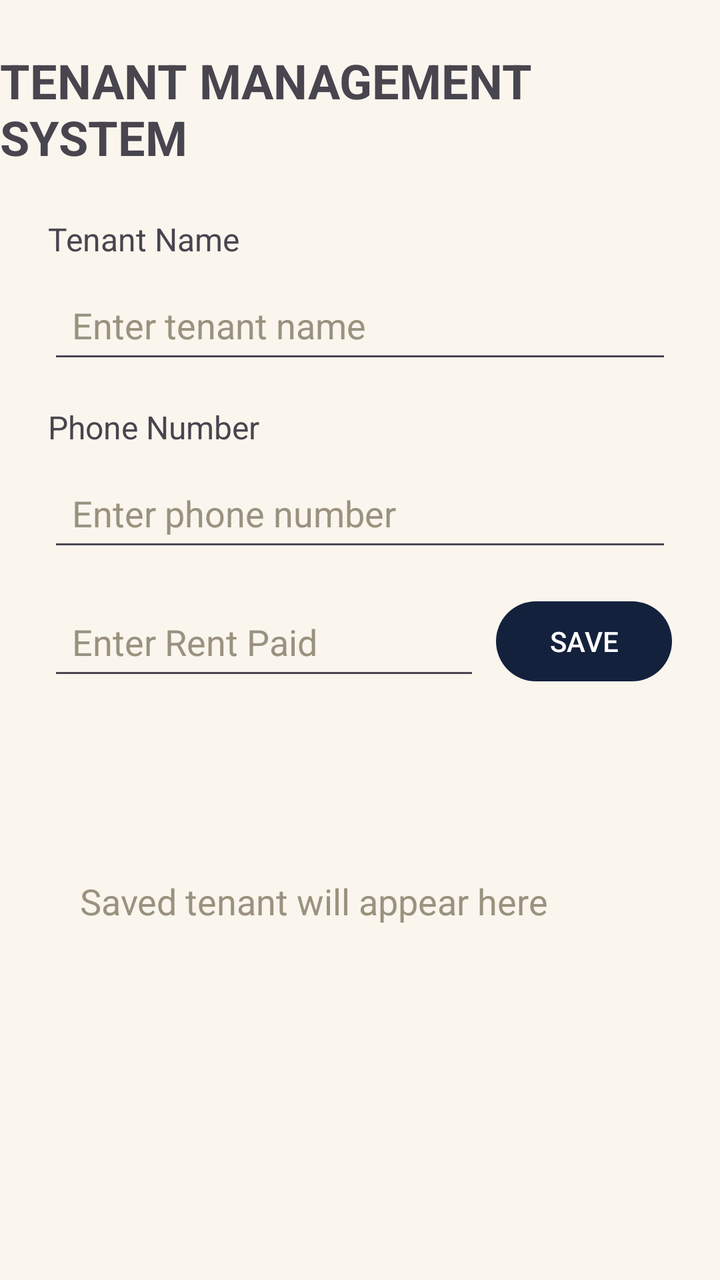
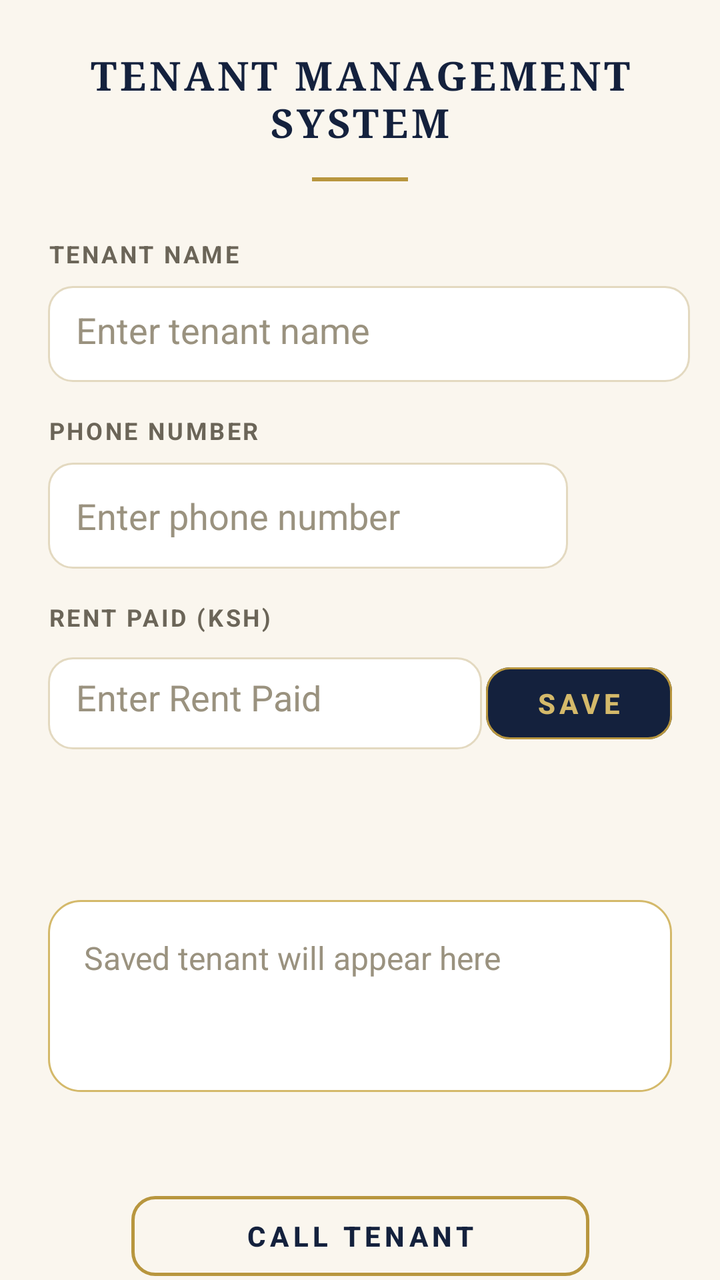

The first picture is an Android layout as it rendered before a commit; the second is the same layout after the commit. The layout source and the unified diff follow.
<!-- AndroidManifest.xml: application theme Theme.TenantManagementSystem -->
<!-- res/layout/activity_main.xml -->
<?xml version="1.0" encoding="utf-8"?>
<layout xmlns:android="http://schemas.android.com/apk/res/android"
    xmlns:app="http://schemas.android.com/apk/res-auto">

    <data>
        <variable
            name="tenant"
            type="com.example.tenantmanagementsystem190050.Tenant" />
    </data>

    <androidx.constraintlayout.widget.ConstraintLayout
        android:layout_width="match_parent"
        android:layout_height="match_parent">

        <TextView
            android:id="@+id/titleTextView"
            android:layout_width="wrap_content"
            android:layout_height="wrap_content"
            android:text="TENANT MANAGEMENT SYSTEM"
            android:textSize="24sp"
            android:textStyle="bold"
            android:layout_marginTop="24dp"
            app:layout_constraintTop_toTopOf="parent"
            app:layout_constraintStart_toStartOf="parent"
            app:layout_constraintEnd_toEndOf="parent" />

        <TextView
            android:id="@+id/tenantNameLabel"
            android:layout_width="wrap_content"
            android:layout_height="wrap_content"
            android:text="Tenant Name"
            android:textSize="16sp"
            android:layout_marginTop="24dp"
            android:layout_marginStart="24dp"
            app:layout_constraintTop_toBottomOf="@id/titleTextView"
            app:layout_constraintStart_toStartOf="parent" />

        <EditText
            android:id="@+id/tenantNameEditText"
            android:layout_width="0dp"
            android:layout_height="wrap_content"
            android:hint="Enter tenant name"
            android:minHeight="48dp"
            android:padding="12dp"
            android:layout_marginTop="8dp"
            android:layout_marginStart="24dp"
            android:layout_marginEnd="24dp"
            app:layout_constraintTop_toBottomOf="@id/tenantNameLabel"
            app:layout_constraintStart_toStartOf="parent"
            app:layout_constraintEnd_toEndOf="parent" />

        <TextView
            android:id="@+id/phoneLabel"
            android:layout_width="wrap_content"
            android:layout_height="wrap_content"
            android:text="Phone Number"
            android:textSize="16sp"
            android:layout_marginTop="16dp"
            android:layout_marginStart="24dp"
            app:layout_constraintTop_toBottomOf="@id/tenantNameEditText"
            app:layout_constraintStart_toStartOf="parent" />

        <EditText
            android:id="@+id/phoneEditText"
            android:layout_width="0dp"
            android:layout_height="wrap_content"
            android:hint="Enter phone number"
            android:inputType="phone"
            android:minHeight="48dp"
            android:padding="12dp"
            android:layout_marginTop="8dp"
            android:layout_marginStart="24dp"
            android:layout_marginEnd="24dp"
            app:layout_constraintTop_toBottomOf="@id/phoneLabel"
            app:layout_constraintStart_toStartOf="parent"
            app:layout_constraintEnd_toEndOf="parent" />

        <EditText
            android:id="@+id/rentEditText"
            android:layout_width="0dp"
            android:layout_height="wrap_content"
            android:hint="Enter Rent Paid"
            android:inputType="numberDecimal"
            android:minHeight="48dp"
            android:padding="12dp"
            android:layout_marginStart="24dp"
            android:layout_marginTop="16dp"
            android:layout_marginEnd="8dp"
            app:layout_constraintTop_toBottomOf="@id/phoneEditText"
            app:layout_constraintStart_toStartOf="parent"
            app:layout_constraintEnd_toStartOf="@id/saveButton" />

        <Button
            android:id="@+id/saveButton"
            android:layout_width="wrap_content"
            android:layout_height="wrap_content"
            android:text="SAVE"
            android:layout_marginEnd="24dp"
            app:layout_constraintTop_toTopOf="@id/rentEditText"
            app:layout_constraintEnd_toEndOf="parent" />

        <TextView
            android:id="@+id/tenantNameBig"
            android:layout_width="0dp"
            android:layout_height="wrap_content"
            android:text="@{tenant.name}"
            android:textSize="28sp"
            android:textStyle="bold"
            android:layout_marginTop="16dp"
            android:layout_marginStart="24dp"
            android:layout_marginEnd="24dp"
            app:layout_constraintTop_toBottomOf="@id/rentEditText"
            app:layout_constraintStart_toStartOf="parent"
            app:layout_constraintEnd_toEndOf="parent" />

        <TextView
            android:id="@+id/tenantResultTextView"
            android:layout_width="0dp"
            android:layout_height="wrap_content"
            android:text="@{tenant.summary()}"
            android:hint="Saved tenant will appear here"
            android:textSize="18sp"
            android:padding="16dp"
            android:layout_margin="24dp"
            app:layout_constraintTop_toBottomOf="@id/tenantNameBig"
            app:layout_constraintStart_toStartOf="parent"
            app:layout_constraintEnd_toEndOf="parent" />

    </androidx.constraintlayout.widget.ConstraintLayout>
</layout>
<!-- resources referenced by this layout -->
<resources>
  <style name="Theme.TenantManagementSystem" parent="Theme.Material3.Light.NoActionBar">
          <item name="colorPrimary">@color/royal_navy</item>
          <item name="android:windowBackground">@color/ivory</item>
          <item name="android:statusBarColor">@color/ivory</item>
          <item name="android:windowLightStatusBar">true</item>
          <item name="android:textColorHint">#9A927F</item>
      </style>
  <color name="royal_navy">#14213D</color>
  <color name="ivory">#FAF6EE</color>
</resources>

<!-- the commit's change to res/layout/activity_main.xml (unified diff, before → after) -->
@@ -1,5 +1,6 @@
 <?xml version="1.0" encoding="utf-8"?>
-<layout xmlns:android="http://schemas.android.com/apk/res/android"
+<layout xmlns:tools="http://schemas.android.com/tools"
+    xmlns:android="http://schemas.android.com/apk/res/android"
     xmlns:app="http://schemas.android.com/apk/res-auto">
 
     <data>
@@ -10,17 +11,34 @@
 
     <androidx.constraintlayout.widget.ConstraintLayout
         android:layout_width="match_parent"
-        android:layout_height="match_parent">
+        android:layout_height="match_parent"
+        android:fitsSystemWindows="true">
 
         <TextView
             android:id="@+id/titleTextView"
-            android:layout_width="wrap_content"
+            android:layout_width="0dp"
             android:layout_height="wrap_content"
             android:text="TENANT MANAGEMENT SYSTEM"
-            android:textSize="24sp"
-            android:textStyle="bold"
+            android:textAlignment="center"
+            android:fontFamily="serif"
+            android:textStyle="bold"
+            android:textSize="20sp"
+            android:letterSpacing="0.08"
+            android:textColor="@color/royal_navy"
             android:layout_marginTop="24dp"
+            android:layout_marginStart="24dp"
+            android:layout_marginEnd="24dp"
             app:layout_constraintTop_toTopOf="parent"
+            app:layout_constraintStart_toStartOf="parent"
+            app:layout_constraintEnd_toEndOf="parent" />
+
+        <View
+            android:id="@+id/dividerView"
+            android:layout_width="48dp"
+            android:layout_height="2dp"
+            android:background="@color/royal_gold"
+            android:layout_marginTop="14dp"
+            app:layout_constraintTop_toBottomOf="@id/titleTextView"
             app:layout_constraintStart_toStartOf="parent"
             app:layout_constraintEnd_toEndOf="parent" />
 
@@ -29,32 +47,43 @@
             android:layout_width="wrap_content"
             android:layout_height="wrap_content"
             android:text="Tenant Name"
-            android:textSize="16sp"
-            android:layout_marginTop="24dp"
-            android:layout_marginStart="24dp"
-            app:layout_constraintTop_toBottomOf="@id/titleTextView"
+            android:textAllCaps="true"
+            android:textSize="12sp"
+            android:textStyle="bold"
+            android:letterSpacing="0.1"
+            android:textColor="@color/ink_muted"
+            android:layout_marginTop="28dp"
+            android:layout_marginStart="24dp"
+            app:layout_constraintTop_toBottomOf="@id/dividerView"
             app:layout_constraintStart_toStartOf="parent" />
 
         <EditText
             android:id="@+id/tenantNameEditText"
-            android:layout_width="0dp"
-            android:layout_height="wrap_content"
+            android:layout_width="321dp"
+            android:layout_height="48dp"
+            android:layout_marginStart="24dp"
+            android:layout_marginTop="8dp"
+            android:layout_marginEnd="24dp"
+            android:background="@drawable/bg_input"
             android:hint="Enter tenant name"
-            android:minHeight="48dp"
-            android:padding="12dp"
-            android:layout_marginTop="8dp"
-            android:layout_marginStart="24dp"
-            android:layout_marginEnd="24dp"
-            app:layout_constraintTop_toBottomOf="@id/tenantNameLabel"
-            app:layout_constraintStart_toStartOf="parent"
-            app:layout_constraintEnd_toEndOf="parent" />
+            android:minHeight="52dp"
+            android:padding="14dp"
+            android:textColor="@color/ink"
+            app:layout_constraintEnd_toEndOf="parent"
+            app:layout_constraintHorizontal_bias="0.0"
+            app:layout_constraintStart_toStartOf="parent"
+            app:layout_constraintTop_toBottomOf="@id/tenantNameLabel" />
 
         <TextView
             android:id="@+id/phoneLabel"
             android:layout_width="wrap_content"
             android:layout_height="wrap_content"
             android:text="Phone Number"
-            android:textSize="16sp"
+            android:textAllCaps="true"
+            android:textSize="12sp"
+            android:textStyle="bold"
+            android:letterSpacing="0.1"
+            android:textColor="@color/ink_muted"
             android:layout_marginTop="16dp"
             android:layout_marginStart="24dp"
             app:layout_constraintTop_toBottomOf="@id/tenantNameEditText"
@@ -62,51 +91,84 @@
 
         <EditText
             android:id="@+id/phoneEditText"
-            android:layout_width="0dp"
-            android:layout_height="wrap_content"
+            android:layout_width="260dp"
+            android:layout_height="53dp"
+            android:layout_marginStart="24dp"
+            android:layout_marginTop="8dp"
+            android:layout_marginEnd="24dp"
+            android:background="@drawable/bg_input"
             android:hint="Enter phone number"
             android:inputType="phone"
-            android:minHeight="48dp"
-            android:padding="12dp"
-            android:layout_marginTop="8dp"
-            android:layout_marginStart="24dp"
-            android:layout_marginEnd="24dp"
-            app:layout_constraintTop_toBottomOf="@id/phoneLabel"
-            app:layout_constraintStart_toStartOf="parent"
-            app:layout_constraintEnd_toEndOf="parent" />
+            android:minHeight="52dp"
+            android:padding="14dp"
+            android:textColor="@color/ink"
+            app:layout_constraintEnd_toEndOf="parent"
+            app:layout_constraintHorizontal_bias="0.0"
+            app:layout_constraintStart_toStartOf="parent"
+            app:layout_constraintTop_toBottomOf="@id/phoneLabel" />
+
+        <TextView
+            android:id="@+id/rentLabel"
+            android:layout_width="wrap_content"
+            android:layout_height="wrap_content"
+            android:text="Rent Paid (KSh)"
+            android:textAllCaps="true"
+            android:textSize="12sp"
+            android:textStyle="bold"
+            android:letterSpacing="0.1"
+            android:textColor="@color/ink_muted"
+            android:layout_marginTop="16dp"
+            android:layout_marginStart="24dp"
+            app:layout_constraintTop_toBottomOf="@id/phoneEditText"
+            app:layout_constraintStart_toStartOf="parent" />
 
         <EditText
             android:id="@+id/rentEditText"
-            android:layout_width="0dp"
-            android:layout_height="wrap_content"
+            android:layout_width="217dp"
+            android:layout_height="46dp"
+            android:layout_marginStart="24dp"
+            android:layout_marginTop="12dp"
+            android:layout_marginEnd="12dp"
+            android:background="@drawable/bg_input"
             android:hint="Enter Rent Paid"
             android:inputType="numberDecimal"
-            android:minHeight="48dp"
-            android:padding="12dp"
-            android:layout_marginStart="24dp"
-            android:layout_marginTop="16dp"
-            android:layout_marginEnd="8dp"
-            app:layout_constraintTop_toBottomOf="@id/phoneEditText"
-            app:layout_constraintStart_toStartOf="parent"
-            app:layout_constraintEnd_toStartOf="@id/saveButton" />
-
-        <Button
+            android:minHeight="52dp"
+            android:padding="14dp"
+            android:textColor="@color/ink"
+            app:layout_constraintEnd_toStartOf="@id/saveButton"
+            app:layout_constraintHorizontal_bias="0.0"
+            app:layout_constraintStart_toStartOf="parent"
+            app:layout_constraintTop_toBottomOf="@id/rentLabel" />
+
+        <com.google.android.material.button.MaterialButton
             android:id="@+id/saveButton"
-            android:layout_width="wrap_content"
-            android:layout_height="wrap_content"
+            android:layout_width="93dp"
+            android:layout_height="36dp"
+            android:layout_marginEnd="24dp"
+            android:insetTop="0dp"
+            android:insetBottom="0dp"
+            android:letterSpacing="0.15"
             android:text="SAVE"
-            android:layout_marginEnd="24dp"
+            android:textColor="@color/royal_gold_light"
+            android:textStyle="bold"
+            app:backgroundTint="@color/royal_navy"
+            app:cornerRadius="12dp"
+            app:layout_constraintBottom_toBottomOf="@id/rentEditText"
+            app:layout_constraintEnd_toEndOf="parent"
             app:layout_constraintTop_toTopOf="@id/rentEditText"
-            app:layout_constraintEnd_toEndOf="parent" />
+            app:strokeColor="@color/royal_gold"
+            app:strokeWidth="1dp" />
 
         <TextView
             android:id="@+id/tenantNameBig"
             android:layout_width="0dp"
             android:layout_height="wrap_content"
             android:text="@{tenant.name}"
-            android:textSize="28sp"
-            android:textStyle="bold"
-            android:layout_marginTop="16dp"
+            android:fontFamily="serif"
+            android:textStyle="bold"
+            android:textSize="26sp"
+            android:textColor="@color/royal_navy"
+            android:layout_marginTop="28dp"
             android:layout_marginStart="24dp"
             android:layout_marginEnd="24dp"
             app:layout_constraintTop_toBottomOf="@id/rentEditText"
@@ -119,12 +181,37 @@
             android:layout_height="wrap_content"
             android:text="@{tenant.summary()}"
             android:hint="Saved tenant will appear here"
-            android:textSize="18sp"
-            android:padding="16dp"
-            android:layout_margin="24dp"
+            android:textSize="16sp"
+            android:lineSpacingExtra="4dp"
+            android:textColor="@color/ink"
+            android:minHeight="96dp"
+            android:padding="18dp"
+            android:background="@drawable/bg_card"
+            android:layout_marginTop="12dp"
+            android:layout_marginStart="24dp"
+            android:layout_marginEnd="24dp"
             app:layout_constraintTop_toBottomOf="@id/tenantNameBig"
             app:layout_constraintStart_toStartOf="parent"
             app:layout_constraintEnd_toEndOf="parent" />
+
+        <com.google.android.material.button.MaterialButton
+            android:id="@+id/callButton"
+            android:layout_width="229dp"
+            android:layout_height="48dp"
+            android:layout_marginStart="24dp"
+            android:layout_marginTop="48dp"
+            android:layout_marginEnd="24dp"
+            android:letterSpacing="0.15"
+            android:text="CALL TENANT"
+            android:textColor="@color/royal_navy"
+            android:textStyle="bold"
+            app:backgroundTint="@android:color/transparent"
+            app:cornerRadius="12dp"
+            app:layout_constraintEnd_toEndOf="parent"
+            app:layout_constraintStart_toStartOf="parent"
+            app:layout_constraintTop_toBottomOf="@id/tenantResultTextView"
+            app:strokeColor="@color/royal_gold"
+            app:strokeWidth="1.5dp" />
 
     </androidx.constraintlayout.widget.ConstraintLayout>
 </layout>
<!-- resource entries referenced after the edit -->
@@ -1,5 +1,9 @@
 <!-- resources referenced by this layout -->
 <resources>
+  <color name="ink">#1C1C28</color>
+  <color name="ink_muted">#6B6558</color>
+  <color name="royal_gold">#B8963E</color>
+  <color name="royal_gold_light">#D4B96A</color>
   <style name="Theme.TenantManagementSystem" parent="Theme.Material3.Light.NoActionBar">
           <item name="colorPrimary">@color/royal_navy</item>
           <item name="android:windowBackground">@color/ivory</item>
@@ -7,7 +11,34 @@
           <item name="android:windowLightStatusBar">true</item>
           <item name="android:textColorHint">#9A927F</item>
       </style>
+  <color name="line">#E3D9C0</color>
   <color name="royal_navy">#14213D</color>
+  <!-- drawable bg_card (drawable) -->
+  <?xml version="1.0" encoding="utf-8"?>
+  <shape xmlns:android="http://schemas.android.com/apk/res/android"
+      android:shape="rectangle">
+      <solid android:color="#FFFFFF" />
+      <stroke android:width="1dp" android:color="@color/royal_gold_light" />
+      <corners android:radius="16dp" />
+  </shape>
+  <!-- drawable bg_input (drawable) -->
+  <?xml version="1.0" encoding="utf-8"?>
+  <selector xmlns:android="http://schemas.android.com/apk/res/android">
+      <item android:state_focused="true">
+          <shape android:shape="rectangle">
+              <solid android:color="#FFFFFF" />
+              <stroke android:width="2dp" android:color="@color/royal_gold" />
+              <corners android:radius="12dp" />
+          </shape>
+      </item>
+      <item>
+          <shape android:shape="rectangle">
+              <solid android:color="#FFFFFF" />
+              <stroke android:width="1dp" android:color="@color/line" />
+              <corners android:radius="12dp" />
+          </shape>
+      </item>
+  </selector>
   <color name="ivory">#FAF6EE</color>
 </resources>
 
